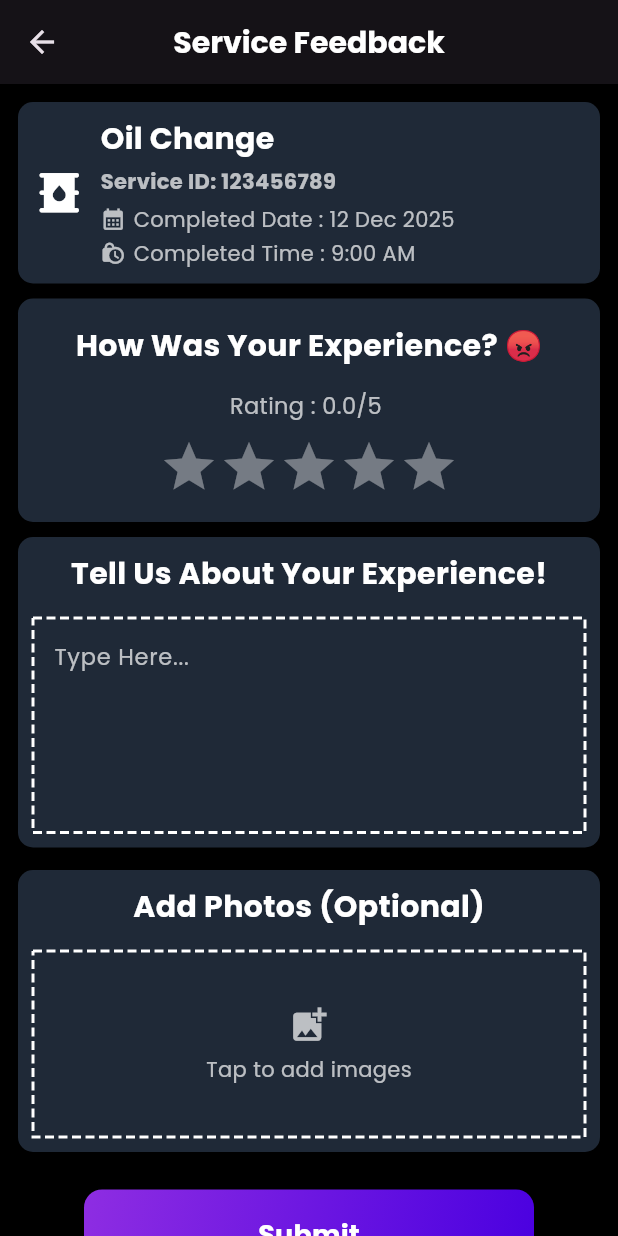
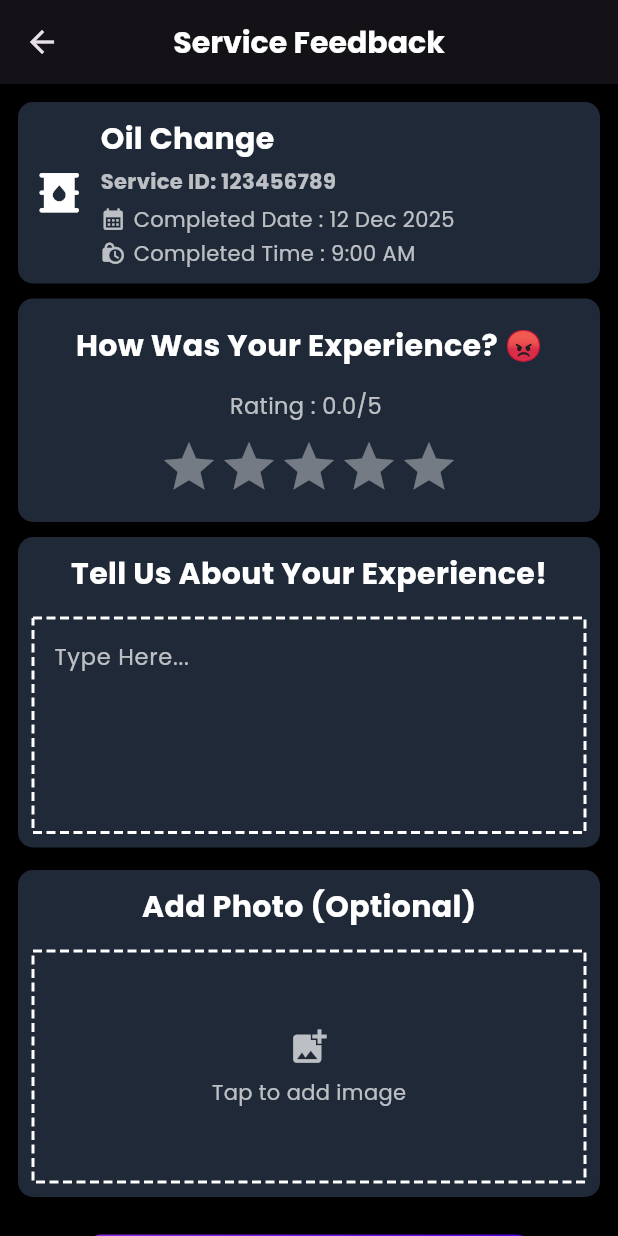
Before and after one commit to CF-0918/Help4u, a Flutter app: the ServiceFeedback screen opened directly with empty values, on a phone screen of 412 x 824 dp. Run offline on Flutter 3.47's test engine with Material 3 defaults, Android fonts, the light colour scheme and no system bars; drawn by our look-alikes of dotted_border, flutter_rating_bar; our stand-ins replace barcode_widget, buttons_tabbar, flutter_local_notifications, flutter_secure_storage, geolocator, image_picker and 4 more; missing offline and left inert: screen_brightness; accounts and stored records are empty.

Commit message:
ServiceFeedback Eason part updated

```diff
--- a/lib/Screen/ServiceFeedback.dart
+++ b/lib/Screen/ServiceFeedback.dart
@@ -2,6 +2,8 @@ import 'package:dotted_border/dotted_border.dart';
 import 'package:flutter/material.dart';
 import 'package:flutter_rating_bar/flutter_rating_bar.dart';
 import 'package:supabase_flutter/supabase_flutter.dart';
+import 'package:workshop_assignment/authencation/auth_service.dart';
+import 'package:image_picker/image_picker.dart';
 
 class ServiceFeedback extends StatefulWidget {
   final String caseId;
@@ -19,12 +21,16 @@ class ServiceFeedback extends StatefulWidget {
 
 class _ServiceFeedbackState extends State<ServiceFeedback> {
   final Color surface = const Color(0xFF1F2937);
+  final ImagePicker _picker = ImagePicker();
+  final _auth = AuthService();
 
   double ratingRate = 0;
   final TextEditingController _commentController = TextEditingController();
   bool _loading = false;
   bool _hasReview = false;
   String? _feedbackId;
+  String? _uploadedImage;
+
 
   String getEmoji(double rating) {
     if (rating <= 1) return "😡";
@@ -80,6 +86,7 @@ class _ServiceFeedbackState extends State<ServiceFeedback> {
         await supabase.from('service_feedback').update({
           'rating': ratingRate,
           'comments': _commentController.text.trim(),
+          'images': _uploadedImage != null ? [_uploadedImage] : [],
         }).eq('feedback_id', _feedbackId.toString());
       } else {
         // insert
@@ -89,7 +96,7 @@ class _ServiceFeedbackState extends State<ServiceFeedback> {
           'userid': userId,
           'rating': ratingRate,
           'comments': _commentController.text.trim(),
-          'images': [],
+          'images': _uploadedImage != null ? [_uploadedImage] : [],
         }).select().single();
 
         _feedbackId = inserted['feedback_id'];
@@ -188,9 +195,7 @@ class _ServiceFeedbackState extends State<ServiceFeedback> {
                 ],
               ),
             ),
-
             const SizedBox(height: 10),
-
             // 🔹 Rating Box
             Container(
               width: double.infinity,
@@ -229,9 +234,7 @@ class _ServiceFeedbackState extends State<ServiceFeedback> {
                 ],
               ),
             ),
-
             const SizedBox(height: 10),
-
             // 🔹 Comments Box
             Container(
               padding: const EdgeInsets.all(10),
@@ -250,7 +253,6 @@ class _ServiceFeedbackState extends State<ServiceFeedback> {
                     ),
                   ),
                   const SizedBox(height: 15),
-
                   // 🔹 Feedback Input Box
                   DottedBorder(
                     options: RectDottedBorderOptions(
@@ -273,13 +275,10 @@ class _ServiceFeedbackState extends State<ServiceFeedback> {
                       ),
                     ),
                   )
-
                 ],
               ),
             ),
-
             const SizedBox(height: 15),
-
 // 🔹 Image Upload Box
             Container(
               padding: const EdgeInsets.all(10),
@@ -290,7 +289,7 @@ class _ServiceFeedbackState extends State<ServiceFeedback> {
               child: Column(
                 children: [
                   const Text(
-                    "Add Photos (Optional)",
+                    "Add Photo (Optional)",
                     style: TextStyle(
                       color: Colors.white,
                       fontWeight: FontWeight.bold,
@@ -298,11 +297,28 @@ class _ServiceFeedbackState extends State<ServiceFeedback> {
                     ),
                   ),
                   const SizedBox(height: 15),
+                  GestureDetector(
+                    onTap: () async {
+                      final picked = await _picker.pickImage(source: ImageSource.gallery);
 
-                  GestureDetector(
-                    onTap: () {
-                      // TODO: implement image picker
+                      if (picked != null) {
+                        final supabase = Supabase.instance.client;
+                        final fileBytes = await picked.readAsBytes();
+                        final userId = supabase.auth.currentUser?.id;
+
+                        final url = await _auth.uploadFile(
+                          folder: 'feedback',
+                          fileData: fileBytes,
+                          fileName: '${widget.caseId}_${userId}.png',
+                          forcePng: true,
+                          upsert: true,
+                        );
+                        setState(() {
+                          _uploadedImage = url;
+                        });
+                      }
                     },
+
                     child: DottedBorder(
                       options: RectDottedBorderOptions(
                         color: Colors.white,
@@ -310,20 +326,28 @@ class _ServiceFeedbackState extends State<ServiceFeedback> {
                         dashPattern: const [6, 3],
                       ),
                       child: SizedBox(
-                        height: 120,
+                        height: 150,
                         width: double.infinity,
                         child: Center(
-                          child: Column(
+                          child: _uploadedImage == null
+                              ? Column(
                             mainAxisSize: MainAxisSize.min,
                             children: const [
                               Icon(Icons.add_photo_alternate,
                                   color: Colors.white70, size: 28),
                               SizedBox(height: 6),
-                              Text(
-                                "Tap to add images",
-                                style: TextStyle(color: Colors.white70),
-                              ),
+                              Text("Tap to add image",
+                                  style: TextStyle(color: Colors.white70)),
                             ],
+                          )
+                              : ClipRRect(
+                            borderRadius: BorderRadius.circular(8),
+                            child: Image.network(
+                              _uploadedImage!,
+                              height: 120,
+                              width: 120,
+                              fit: BoxFit.cover,
+                            ),
                           ),
                         ),
                       ),
@@ -332,11 +356,7 @@ class _ServiceFeedbackState extends State<ServiceFeedback> {
                 ],
               ),
             ),
-
-
             const SizedBox(height: 25),
-
-            // 🔹 Submit Button
 // 🔹 Submit / Edit Button
             SizedBox(
               width: 300,
@@ -372,7 +392,6 @@ class _ServiceFeedbackState extends State<ServiceFeedback> {
                 ),
               ),
             ),
-
           ],
         ),
       ),
```
